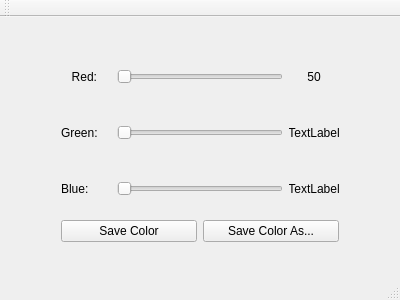
First picture: the form in mainwindow.ui, repository Painless-VR-Capstone/Qt-ClientApp, before the edit.
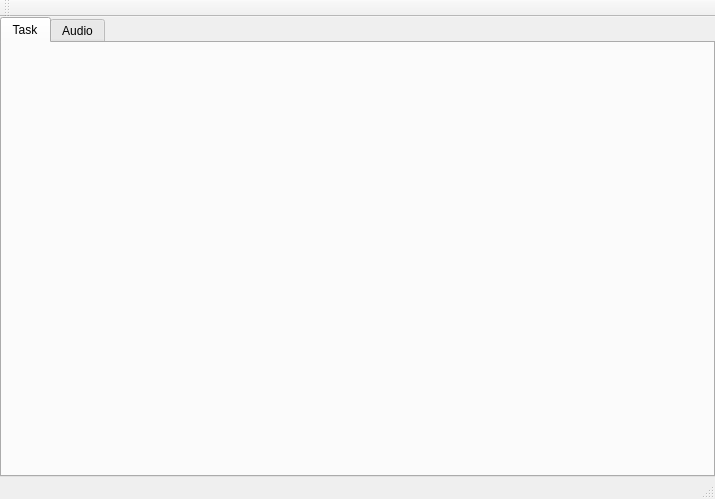
Second picture: the form after the edit.

Commit message: Added resources Started working on final UI in mainwindow.ui

Patch:
```diff
--- a/mainwindow.ui
+++ b/mainwindow.ui
@@ -6,8 +6,8 @@
    <rect>
     <x>0</x>
     <y>0</y>
-    <width>400</width>
-    <height>300</height>
+    <width>715</width>
+    <height>499</height>
    </rect>
   </property>
   <property name="sizePolicy">
@@ -20,232 +20,90 @@
    <string>PainlessVR</string>
   </property>
   <widget class="QWidget" name="centralWidget">
+   <property name="sizePolicy">
+    <sizepolicy hsizetype="Preferred" vsizetype="Maximum">
+     <horstretch>0</horstretch>
+     <verstretch>0</verstretch>
+    </sizepolicy>
+   </property>
    <layout class="QVBoxLayout" name="verticalLayout_2">
+    <property name="leftMargin">
+     <number>0</number>
+    </property>
+    <property name="topMargin">
+     <number>0</number>
+    </property>
+    <property name="rightMargin">
+     <number>0</number>
+    </property>
+    <property name="bottomMargin">
+     <number>0</number>
+    </property>
     <item>
-     <layout class="QVBoxLayout" name="verticalLayout">
-      <property name="leftMargin">
-       <number>50</number>
+     <widget class="QTabWidget" name="tabWidget">
+      <property name="tabPosition">
+       <enum>QTabWidget::North</enum>
       </property>
-      <property name="rightMargin">
-       <number>50</number>
+      <property name="tabShape">
+       <enum>QTabWidget::Rounded</enum>
       </property>
-      <item>
-       <layout class="QHBoxLayout" name="horizontalLayout">
-        <item>
-         <widget class="QLabel" name="label">
-          <property name="sizePolicy">
-           <sizepolicy hsizetype="Preferred" vsizetype="Fixed">
-            <horstretch>0</horstretch>
-            <verstretch>0</verstretch>
-           </sizepolicy>
-          </property>
-          <property name="minimumSize">
-           <size>
-            <width>50</width>
-            <height>50</height>
-           </size>
-          </property>
-          <property name="maximumSize">
-           <size>
-            <width>50</width>
-            <height>50</height>
-           </size>
-          </property>
-          <property name="text">
-           <string>Red: </string>
-          </property>
-          <property name="alignment">
-           <set>Qt::AlignCenter</set>
-          </property>
-         </widget>
-        </item>
-        <item>
-         <widget class="QSlider" name="redSlider">
-          <property name="maximum">
-           <number>255</number>
-          </property>
-          <property name="orientation">
-           <enum>Qt::Horizontal</enum>
-          </property>
-         </widget>
-        </item>
-        <item>
-         <widget class="QLabel" name="redLabel">
-          <property name="enabled">
-           <bool>true</bool>
-          </property>
-          <property name="sizePolicy">
-           <sizepolicy hsizetype="Preferred" vsizetype="Preferred">
-            <horstretch>0</horstretch>
-            <verstretch>0</verstretch>
-           </sizepolicy>
-          </property>
-          <property name="minimumSize">
-           <size>
-            <width>50</width>
-            <height>50</height>
-           </size>
-          </property>
-          <property name="maximumSize">
-           <size>
-            <width>50</width>
-            <height>50</height>
-           </size>
-          </property>
-          <property name="text">
-           <string>50</string>
-          </property>
-          <property name="alignment">
-           <set>Qt::AlignCenter</set>
-          </property>
-         </widget>
-        </item>
-       </layout>
-      </item>
-      <item>
-       <layout class="QHBoxLayout" name="horizontalLayout_2">
-        <item>
-         <widget class="QLabel" name="label_2">
-          <property name="minimumSize">
-           <size>
-            <width>50</width>
-            <height>50</height>
-           </size>
-          </property>
-          <property name="maximumSize">
-           <size>
-            <width>50</width>
-            <height>50</height>
-           </size>
-          </property>
-          <property name="text">
-           <string>Green: </string>
-          </property>
-         </widget>
-        </item>
-        <item>
-         <widget class="QSlider" name="greenSlider">
-          <property name="maximum">
-           <number>255</number>
-          </property>
-          <property name="orientation">
-           <enum>Qt::Horizontal</enum>
-          </property>
-         </widget>
-        </item>
-        <item>
-         <widget class="QLabel" name="greenLabel">
-          <property name="sizePolicy">
-           <sizepolicy hsizetype="Preferred" vsizetype="Preferred">
-            <horstretch>0</horstretch>
-            <verstretch>0</verstretch>
-           </sizepolicy>
-          </property>
-          <property name="minimumSize">
-           <size>
-            <width>50</width>
-            <height>50</height>
-           </size>
-          </property>
-          <property name="maximumSize">
-           <size>
-            <width>50</width>
-            <height>50</height>
-           </size>
-          </property>
-          <property name="text">
-           <string>TextLabel</string>
-          </property>
-          <property name="alignment">
-           <set>Qt::AlignCenter</set>
-          </property>
-         </widget>
-        </item>
-       </layout>
-      </item>
-      <item>
-       <layout class="QHBoxLayout" name="horizontalLayout_3">
-        <item>
-         <widget class="QLabel" name="label_3">
-          <property name="minimumSize">
-           <size>
-            <width>50</width>
-            <height>50</height>
-           </size>
-          </property>
-          <property name="maximumSize">
-           <size>
-            <width>50</width>
-            <height>50</height>
-           </size>
-          </property>
-          <property name="text">
-           <string>Blue: </string>
-          </property>
-         </widget>
-        </item>
-        <item>
-         <widget class="QSlider" name="blueSlider">
-          <property name="maximum">
-           <number>255</number>
-          </property>
-          <property name="orientation">
-           <enum>Qt::Horizontal</enum>
-          </property>
-         </widget>
-        </item>
-        <item>
-         <widget class="QLabel" name="blueLabel">
-          <property name="enabled">
-           <bool>true</bool>
-          </property>
-          <property name="sizePolicy">
-           <sizepolicy hsizetype="Fixed" vsizetype="Preferred">
-            <horstretch>0</horstretch>
-            <verstretch>0</verstretch>
-           </sizepolicy>
-          </property>
-          <property name="minimumSize">
-           <size>
-            <width>50</width>
-            <height>50</height>
-           </size>
-          </property>
-          <property name="maximumSize">
-           <size>
-            <width>50</width>
-            <height>50</height>
-           </size>
-          </property>
-          <property name="text">
-           <string>TextLabel</string>
-          </property>
-          <property name="alignment">
-           <set>Qt::AlignCenter</set>
-          </property>
-         </widget>
-        </item>
-       </layout>
-      </item>
-      <item>
-       <layout class="QHBoxLayout" name="horizontalLayout_4">
-        <item>
-         <widget class="QPushButton" name="saveButton">
-          <property name="text">
-           <string>Save Color</string>
-          </property>
-         </widget>
-        </item>
-        <item>
-         <widget class="QPushButton" name="saveAsButton">
-          <property name="text">
-           <string>Save Color As...</string>
-          </property>
-         </widget>
-        </item>
-       </layout>
-      </item>
-     </layout>
+      <property name="currentIndex">
+       <number>0</number>
+      </property>
+      <widget class="QWidget" name="taskTab">
+       <attribute name="title">
+        <string>Task</string>
+       </attribute>
+       <widget class="QWidget" name="horizontalLayoutWidget">
+        <property name="geometry">
+         <rect>
+          <x>-1</x>
+          <y>-1</y>
+          <width>711</width>
+          <height>401</height>
+         </rect>
+        </property>
+        <layout class="QHBoxLayout" name="horizontalLayout">
+         <item>
+          <widget class="QWidget" name="widget" native="true">
+           <property name="sizePolicy">
+            <sizepolicy hsizetype="Minimum" vsizetype="Preferred">
+             <horstretch>1</horstretch>
+             <verstretch>0</verstretch>
+            </sizepolicy>
+           </property>
+           <widget class="QWidget" name="verticalLayoutWidget">
+            <property name="geometry">
+             <rect>
+              <x>-1</x>
+              <y>-1</y>
+              <width>231</width>
+              <height>401</height>
+             </rect>
+            </property>
+            <layout class="QVBoxLayout" name="verticalLayout"/>
+           </widget>
+          </widget>
+         </item>
+         <item>
+          <widget class="QWidget" name="widget_2" native="true">
+           <property name="sizePolicy">
+            <sizepolicy hsizetype="Preferred" vsizetype="Minimum">
+             <horstretch>2</horstretch>
+             <verstretch>0</verstretch>
+            </sizepolicy>
+           </property>
+          </widget>
+         </item>
+        </layout>
+       </widget>
+      </widget>
+      <widget class="QWidget" name="audioTab">
+       <attribute name="title">
+        <string>Audio</string>
+       </attribute>
+      </widget>
+     </widget>
     </item>
    </layout>
   </widget>
```
Left out of the diff: 2 changed lines with no effect on the pictures. The commit also changes 6 other files.
